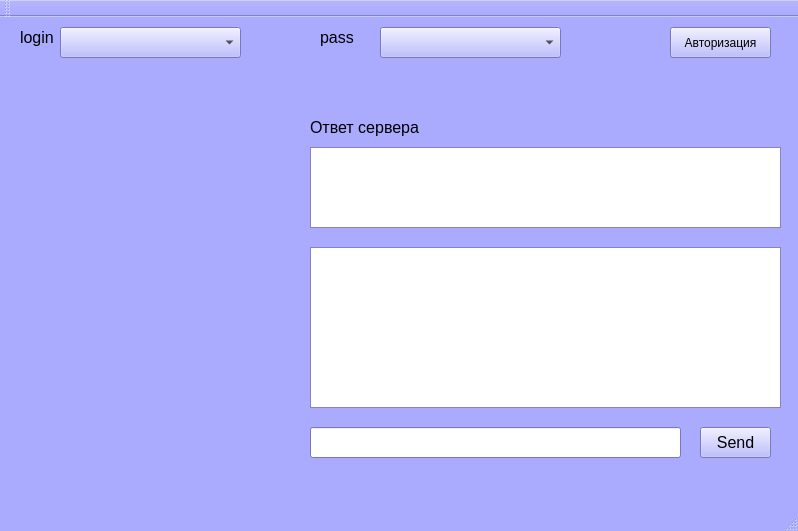
First picture: the form in mainwindow.ui, repository lozal71/shag_chat_client, before the edit.
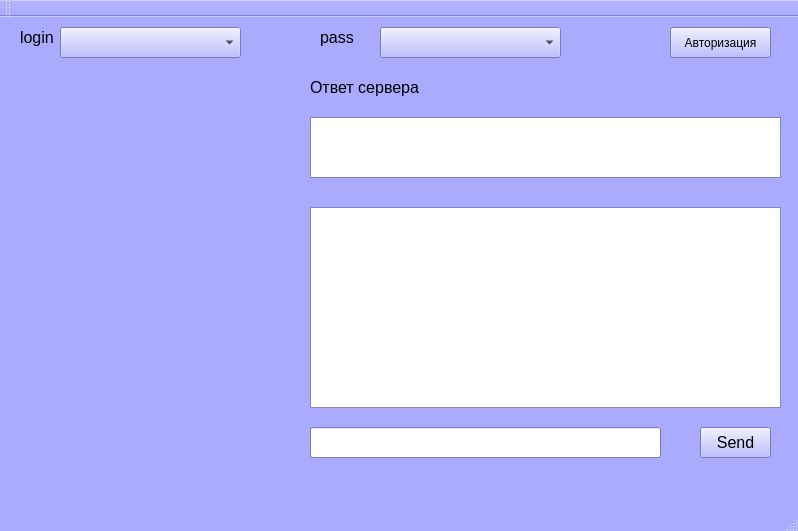
Second picture: the form after the edit.

Diff of the .ui file:
```diff
--- a/mainwindow.ui
+++ b/mainwindow.ui
@@ -486,9 +486,9 @@
     <property name="geometry">
      <rect>
       <x>310</x>
-      <y>130</y>
+      <y>100</y>
       <width>471</width>
-      <height>81</height>
+      <height>61</height>
      </rect>
     </property>
     <property name="font">
@@ -501,7 +501,7 @@
     <property name="geometry">
      <rect>
       <x>310</x>
-      <y>100</y>
+      <y>60</y>
       <width>121</width>
       <height>21</height>
      </rect>
@@ -586,9 +586,9 @@
     <property name="geometry">
      <rect>
       <x>310</x>
-      <y>230</y>
+      <y>190</y>
       <width>471</width>
-      <height>161</height>
+      <height>201</height>
      </rect>
     </property>
    </widget>
@@ -608,7 +608,7 @@
      <rect>
       <x>310</x>
       <y>410</y>
-      <width>371</width>
+      <width>351</width>
       <height>31</height>
      </rect>
     </property>
```
Left out of the diff: 2 changed lines with no effect on the pictures.
